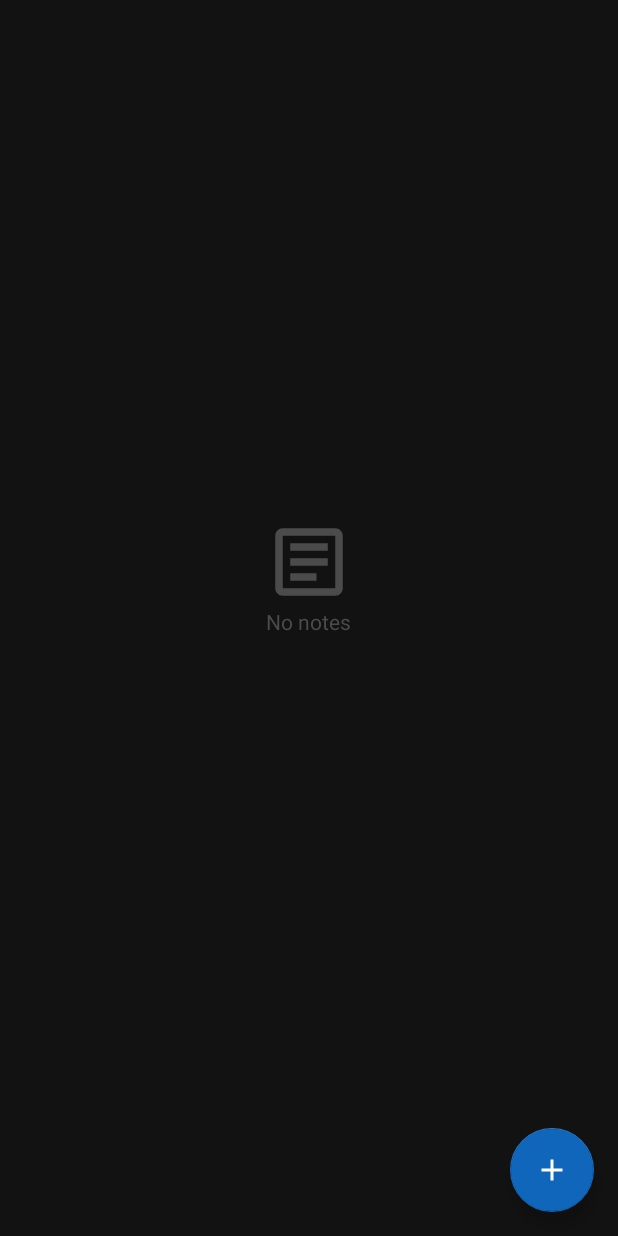
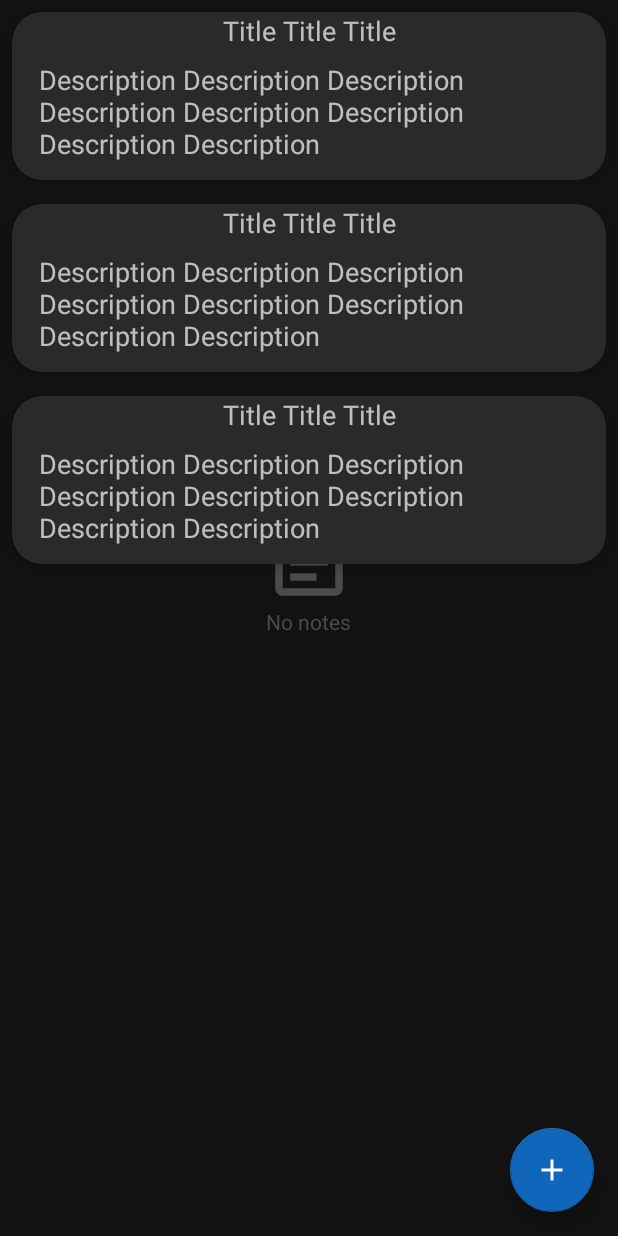
Before and after one commit to AlecSPb/Note, an Android app: the layout fragment_notes.xml on its own in the app's theme, with its tools: preview values and no code run, on a phone screen of 412 x 824 dp. Run offline under Robolectric (Android 15) with nearby library versions, the phone set to English and light mode, and no system bars.

Commit message:
update layout

```diff
--- /dev/null
+++ b/app/src/main/res/drawable/ic_baseline_task_alt_24.xml
@@ -0,0 +1,10 @@
+<vector xmlns:android="http://schemas.android.com/apk/res/android"
+    android:width="24dp"
+    android:height="24dp"
+    android:viewportWidth="24"
+    android:viewportHeight="24"
+    android:tint="?attr/colorControlNormal">
+  <path
+      android:fillColor="@android:color/white"
+      android:pathData="M22,5.18L10.59,16.6l-4.24,-4.24l1.41,-1.41l2.83,2.83l10,-10L22,5.18zM19.79,10.22C19.92,10.79 20,11.39 20,12c0,4.42 -3.58,8 -8,8s-8,-3.58 -8,-8c0,-4.42 3.58,-8 8,-8c1.58,0 3.04,0.46 4.28,1.25l1.44,-1.44C16.1,2.67 14.13,2 12,2C6.48,2 2,6.48 2,12c0,5.52 4.48,10 10,10s10,-4.48 10,-10c0,-1.19 -0.22,-2.33 -0.6,-3.39L19.79,10.22z"/>
+</vector>
--- a/app/src/main/res/layout/fragment_notes.xml
+++ b/app/src/main/res/layout/fragment_notes.xml
@@ -45,6 +45,16 @@
         android:contentDescription="@string/bt_add_description"
         android:src="@drawable/ic_baseline_add_24"
         app:layout_constraintBottom_toBottomOf="parent"
-        app:layout_constraintEnd_toEndOf="parent" />
+        app:layout_constraintEnd_toEndOf="parent"
+        tools:listitem="note" />
+
+    <androidx.recyclerview.widget.RecyclerView
+        android:id="@+id/rv_notes_main"
+        android:layout_width="match_parent"
+        android:layout_height="wrap_content"
+        app:layout_constraintEnd_toEndOf="parent"
+        app:layout_constraintStart_toStartOf="parent"
+        app:layout_constraintTop_toTopOf="parent"
+        tools:listitem="@layout/note_item" />
 
 </androidx.constraintlayout.widget.ConstraintLayout>
--- a/app/src/main/res/layout/fragment_tasks.xml
+++ b/app/src/main/res/layout/fragment_tasks.xml
@@ -22,7 +22,7 @@
             android:layout_width="60dp"
             android:layout_height="60dp"
             android:layout_gravity="center"
-            android:src="@drawable/ic_baseline_check_circle_outline_24"
+            android:src="@drawable/ic_baseline_task_alt_24"
             android:tint="@color/light_gray"
             tools:ignore="ImageContrastCheck" />
 
--- /dev/null
+++ b/app/src/main/res/layout/note_item.xml
@@ -0,0 +1,41 @@
+<?xml version="1.0" encoding="utf-8"?>
+<com.google.android.material.card.MaterialCardView xmlns:android="http://schemas.android.com/apk/res/android"
+    xmlns:app="http://schemas.android.com/apk/res-auto"
+    xmlns:tools="http://schemas.android.com/tools"
+    android:layout_width="match_parent"
+    android:layout_height="wrap_content"
+    android:layout_margin="8dp"
+    app:cardCornerRadius="20dp"
+    app:cardElevation="5dp">
+
+    <LinearLayout
+        android:layout_width="match_parent"
+        android:layout_height="wrap_content"
+        android:orientation="vertical">
+
+        <com.google.android.material.textview.MaterialTextView
+            android:id="@+id/tv_title"
+            android:layout_width="match_parent"
+            android:layout_height="wrap_content"
+            android:gravity="center"
+            android:maxHeight="40dp"
+            android:maxLength="18"
+            android:textSize="18sp"
+            tools:text="Title Title Title" />
+
+        <com.google.android.material.textview.MaterialTextView
+            android:id="@+id/tv_description"
+            android:layout_width="match_parent"
+            android:layout_height="wrap_content"
+            android:gravity="start"
+            android:minHeight="60dp"
+            android:paddingTop="8dp"
+            android:paddingBottom="12dp"
+            android:paddingStart="18dp"
+            android:paddingEnd="18dp"
+            android:textSize="18sp"
+            tools:text="Description Description Description Description Description Description Description Description" />
+
+    </LinearLayout>
+
+</com.google.android.material.card.MaterialCardView>
--- a/app/src/main/res/menu/bottom_nav_menu.xml
+++ b/app/src/main/res/menu/bottom_nav_menu.xml
@@ -8,7 +8,7 @@
 
     <item
         android:id="@+id/navigation_tasks"
-        android:icon="@drawable/ic_baseline_check_circle_outline_24"
+        android:icon="@drawable/ic_baseline_task_alt_24"
         android:title="@string/title_tasks" />
 
 </menu>
```
